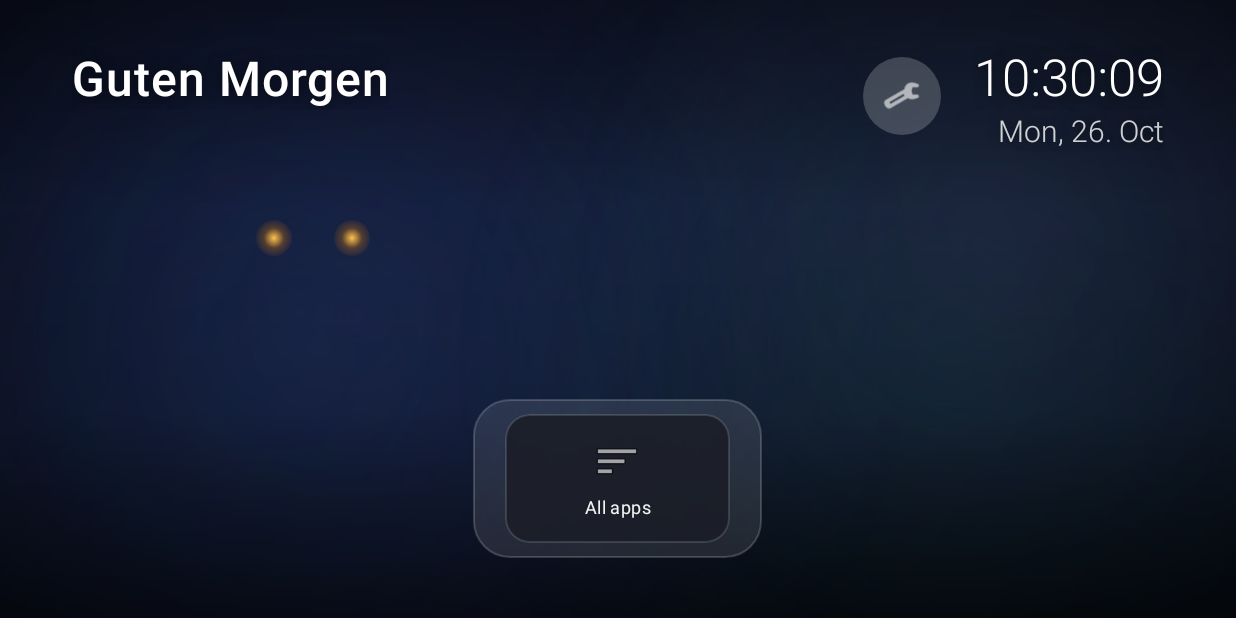
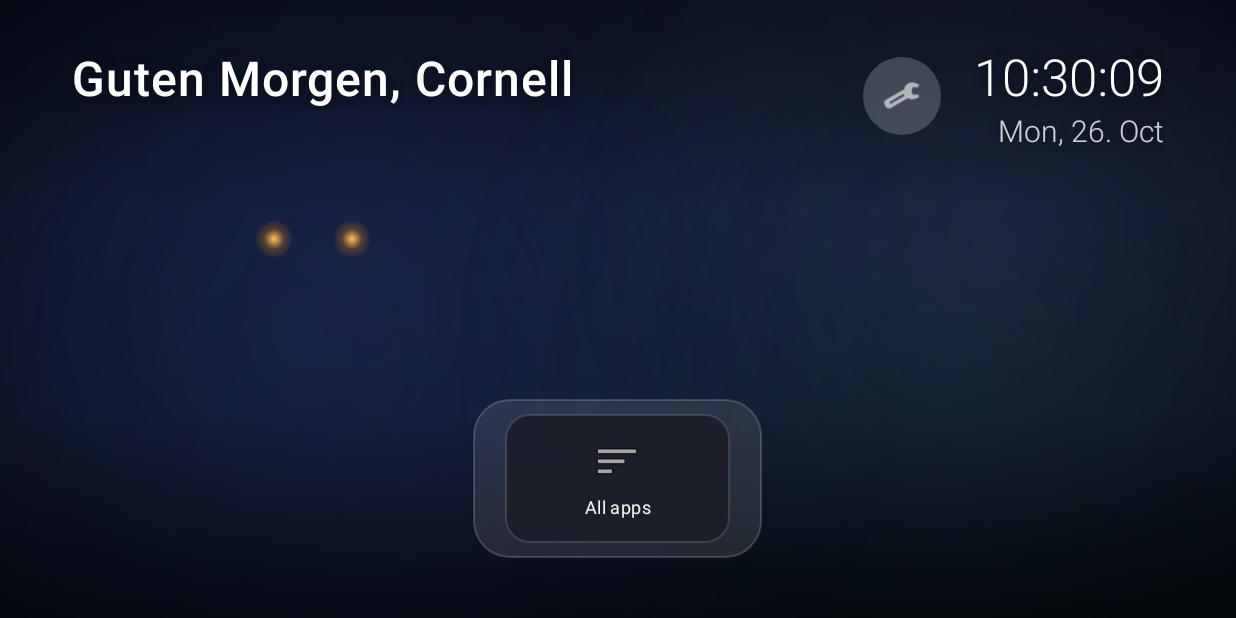
Before and after one commit to cornellvukkrassa-wq/Meine-erste-Hacker-, an Android app: the screen it shows after launch (MainActivity), on a phone screen of 824 x 412 dp (held sideways). Run offline under Robolectric (Android 15) with nearby library versions, the phone set to English and light mode, and no system bars.

Commit message:
Home screen: drop mask-face, centre the title, keep eyes clear of it, greet Cornell
Removes the surfacing mask-face (and its unused Canvas/Paint/RadialGradient
imports). The RGB app title is now centred (nudged a touch up) instead of
sitting low, the glowing eyes are confined to the upper band so they never
cross the title, and the greeting reads '<time of day>, Cornell'.

Co-Authored-By: Claude Opus 5.5 <noreply@anthropic.com>
Claude-Session: https://claude.ai/code/session_01D7Sm8u9mbAfFq1KTSTVm2s

```diff
--- a/launcher/app/src/main/java/com/minimal/tvhome/MainActivity.java
+++ b/launcher/app/src/main/java/com/minimal/tvhome/MainActivity.java
@@ -10,11 +10,8 @@ import android.content.pm.PackageManager;
 import android.content.pm.ResolveInfo;
 import android.graphics.Bitmap;
 import android.graphics.BitmapFactory;
-import android.graphics.Canvas;
 import android.graphics.Color;
 import android.graphics.LinearGradient;
-import android.graphics.Paint;
-import android.graphics.RadialGradient;
 import android.graphics.Shader;
 import android.graphics.Typeface;
 import android.graphics.drawable.Drawable;
@@ -75,7 +72,6 @@ public class MainActivity extends Activity {
     private ValueAnimator heroRgb;
     private LinearLayout eyes;
     private View eyeL, eyeR;
-    private View face;
     private final java.util.Random rnd = new java.util.Random();
     private FrameLayout drawer;
     private GridLayout grid;
@@ -128,8 +124,6 @@ public class MainActivity extends Activity {
         handler.post(rotate);
         handler.removeCallbacks(eyesRunnable);
         handler.postDelayed(eyesRunnable, 3000);   // first sighting a few seconds in
-        handler.removeCallbacks(faceRunnable);
-        handler.postDelayed(faceRunnable, 5000);
     }
 
     @Override
@@ -137,9 +131,7 @@ public class MainActivity extends Activity {
         super.onPause();
         handler.removeCallbacks(rotate);
         handler.removeCallbacks(eyesRunnable);
-        handler.removeCallbacks(faceRunnable);
         if (eyes != null) eyes.setAlpha(0f);
-        if (face != null) face.setAlpha(0f);
         if (heroRgb != null && heroRgb.isRunning()) heroRgb.pause();
     }
 
@@ -198,14 +190,6 @@ public class MainActivity extends Activity {
         erp.leftMargin = dp(28);
         eyes.addView(eyeR, erp);
         root.addView(eyes, new FrameLayout.LayoutParams(-2, -2, Gravity.TOP | Gravity.START));
-
-        // A pale mask-face (our own design, not a third-party character) that
-        // surfaces from the dark every few seconds and sinks back.
-        face = new FaceView(this);
-        face.setAlpha(0f);
-        FrameLayout.LayoutParams flp = new FrameLayout.LayoutParams(dp(240), dp(300), Gravity.CENTER);
-        flp.topMargin = -dp(40);
-        root.addView(face, flp);
 
         // Top-right: time, with the weekday and date quietly underneath.
         LinearLayout clockCol = new LinearLayout(this);
@@ -284,8 +268,8 @@ public class MainActivity extends Activity {
         heroTitle.setShadowLayer(26, 0, 4, 0xB3000000);   // soft cinematic glow
         heroTitle.setSingleLine(true);
         heroTitle.setEllipsize(TextUtils.TruncateAt.END);
-        FrameLayout.LayoutParams hlp = new FrameLayout.LayoutParams(-2, -2, Gravity.BOTTOM | Gravity.CENTER_HORIZONTAL);
-        hlp.setMargins(dp(48), 0, dp(48), dp(220));
+        FrameLayout.LayoutParams hlp = new FrameLayout.LayoutParams(-2, -2, Gravity.CENTER);
+        hlp.setMargins(dp(48), 0, dp(48), dp(24));   // dead centre, nudged a touch up
         root.addView(heroTitle, hlp);
 
         // Permanent RGB: the title's colours cycle through the whole spectrum.
@@ -404,7 +388,9 @@ public class MainActivity extends Activity {
             int rw = root.getWidth(), rh = root.getHeight();
             if (rw > dp(260) && rh > dp(400)) {
                 eyes.setTranslationX(dp(80) + rnd.nextInt(rw - dp(240)));
-                eyes.setTranslationY(dp(140) + rnd.nextInt(rh - dp(320)));
+                // Keep to the upper band so they never cross the centred title.
+                int top = dp(130), bot = (int) (rh * 0.40f);
+                eyes.setTranslationY(bot > top ? top + rnd.nextInt(bot - top) : top);
             }
             eyeL.setScaleY(1f);
             eyeR.setScaleY(1f);
@@ -422,19 +408,6 @@ public class MainActivity extends Activity {
         eye.animate().scaleY(0.1f).setDuration(110)
                 .withEndAction(() -> eye.animate().scaleY(1f).setDuration(130).start()).start();
     }
-
-    // The mask-face surfaces from the dark, grows a touch, holds, then recedes.
-    private final Runnable faceRunnable = new Runnable() {
-        @Override public void run() {
-            if (face == null) return;
-            face.setScaleX(0.88f);
-            face.setScaleY(0.88f);
-            face.animate().alpha(0.82f).scaleX(1f).scaleY(1f).setDuration(650).start();
-            handler.postDelayed(() -> face.animate().alpha(0f).scaleX(0.9f).scaleY(0.9f)
-                    .setDuration(900).start(), 1500);
-            handler.postDelayed(this, 5000);   // roughly every 5 seconds
-        }
-    };
 
     // Width of the current hero text, so the RGB gradient spans the whole word.
     private float heroTextWidth = 1f;
@@ -481,11 +454,13 @@ public class MainActivity extends Activity {
 
     private String greetingText() {
         int h = java.util.Calendar.getInstance().get(java.util.Calendar.HOUR_OF_DAY);
-        if (h < 5) return "Gute Nacht";
-        if (h < 11) return "Guten Morgen";
-        if (h < 17) return "Guten Tag";
-        if (h < 22) return "Guten Abend";
-        return "Gute Nacht";
+        String g;
+        if (h < 5) g = "Gute Nacht";
+        else if (h < 11) g = "Guten Morgen";
+        else if (h < 17) g = "Guten Tag";
+        else if (h < 22) g = "Guten Abend";
+        else g = "Gute Nacht";
+        return g + ", Cornell";
     }
 
     private View tile(final App app, final boolean inDock) {
@@ -720,37 +695,4 @@ public class MainActivity extends Activity {
         io.shutdownNow();
         for (android.animation.Animator a : bgAnims) a.cancel();
     }
-
-    /** An original pale mask-face whose edges dissolve into darkness. */
-    private static final class FaceView extends View {
-        private final Paint facePaint = new Paint(Paint.ANTI_ALIAS_FLAG);
-        private final Paint hollow = new Paint(Paint.ANTI_ALIAS_FLAG);
-
-        FaceView(android.content.Context c) {
-            super(c);
-            hollow.setColor(0xFF060607);
-        }
-
-        @Override
-        protected void onSizeChanged(int w, int h, int ow, int oh) {
-            super.onSizeChanged(w, h, ow, oh);
-            // Solid in the middle, fading to nothing at the rim: rises out of the dark.
-            facePaint.setShader(new RadialGradient(w / 2f, h / 2f, Math.min(w, h) / 2f,
-                    new int[]{0xFFEDEBE4, 0xFFEDEBE4, 0x00EDEBE4},
-                    new float[]{0f, 0.5f, 1f}, Shader.TileMode.CLAMP));
-        }
-
-        @Override
-        protected void onDraw(Canvas cv) {
-            float w = getWidth(), h = getHeight(), cx = w / 2f, cy = h / 2f;
-            cv.drawOval(cx - w * 0.34f, cy - h * 0.44f, cx + w * 0.34f, cy + h * 0.44f, facePaint);
-            float eyeY = cy - h * 0.06f, ex = w * 0.15f, ew = w * 0.12f, eh = h * 0.17f;
-            cv.drawOval(cx - ex - ew / 2, eyeY - eh / 2, cx - ex + ew / 2, eyeY + eh / 2, hollow);
-            cv.drawOval(cx + ex - ew / 2, eyeY - eh / 2, cx + ex + ew / 2, eyeY + eh / 2, hollow);
-            cv.drawRoundRect(cx - w * 0.11f, cy + h * 0.17f, cx + w * 0.11f, cy + h * 0.235f,
-                    dpf(6), dpf(6), hollow);
-        }
-
-        private float dpf(float v) { return v * getResources().getDisplayMetrics().density; }
-    }
 }
```
